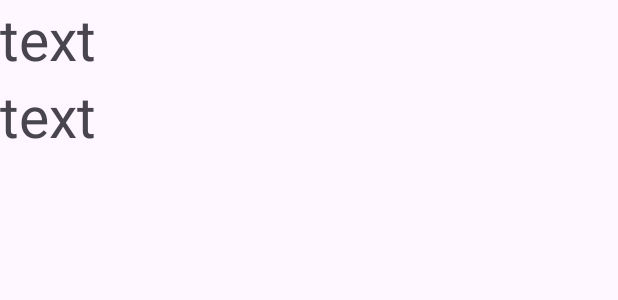
After one commit to fafreitas/IMCcalculadora, an Android app: the layout activity_result.xml on its own in the app's theme, with its tools: preview values and no code run, on a phone screen of 412 x 824 dp. The commit adds this screen. Shown: the top 300 px of the screen. Run offline under Robolectric (Android 15) with nearby library versions, the phone set to English and light mode, and no system bars.

Commit message:
Tela inicial edittext

```diff
--- a/app/build.gradle.kts
+++ b/app/build.gradle.kts
@@ -41,6 +41,7 @@ dependencies {
     implementation("androidx.appcompat:appcompat:1.6.1")
     implementation("com.google.android.material:material:1.10.0")
     implementation("androidx.constraintlayout:constraintlayout:2.1.4")
+    implementation("androidx.activity:activity:1.8.0")
     testImplementation("junit:junit:4.13.2")
     androidTestImplementation("androidx.test.ext:junit:1.1.5")
     androidTestImplementation("androidx.test.espresso:espresso-core:3.5.1")
--- a/app/src/main/AndroidManifest.xml
+++ b/app/src/main/AndroidManifest.xml
@@ -13,6 +13,9 @@
         android:theme="@style/Theme.Calculadoraimc"
         tools:targetApi="31">
         <activity
+            android:name=".ResultActivity"
+            android:exported="false" />
+        <activity
             android:name=".MainActivity"
             android:exported="true">
             <intent-filter>
--- /dev/null
+++ b/app/src/main/res/layout/activity_result.xml
@@ -0,0 +1,26 @@
+<?xml version="1.0" encoding="utf-8"?>
+<androidx.constraintlayout.widget.ConstraintLayout xmlns:android="http://schemas.android.com/apk/res/android"
+    xmlns:app="http://schemas.android.com/apk/res-auto"
+    xmlns:tools="http://schemas.android.com/tools"
+    android:id="@+id/main"
+    android:layout_width="match_parent"
+    android:layout_height="match_parent"
+    tools:context=".ResultActivity">
+
+    <TextView
+        android:id="@+id/textview_result"
+        android:layout_width="match_parent"
+        android:layout_height="wrap_content"
+        tools:text="text"
+        android:textSize="38sp"
+        />
+    <TextView
+        android:id="@+id/textview_classificacao"
+        android:layout_width="match_parent"
+        android:layout_height="wrap_content"
+        app:layout_constraintTop_toBottomOf="@id/textview_result"
+        tools:text="text"
+        android:textSize="38sp"
+        />
+
+</androidx.constraintlayout.widget.ConstraintLayout>
```
Also changed, not shown: app/src/main/java/com/comunidadedevspace/imc/MainActivity.kt (+20 -5 lines), app/src/main/java/com/comunidadedevspace/imc/ResultActivity.kt (added, +30 -0 lines).
